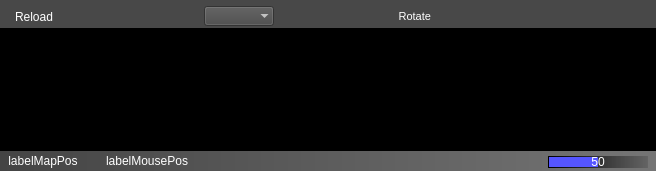
Before: the Qt Designer form ground/src/plugins/opmap/opmap_widget.ui in openpilot/OpenPilot, drawn with Qt 5.
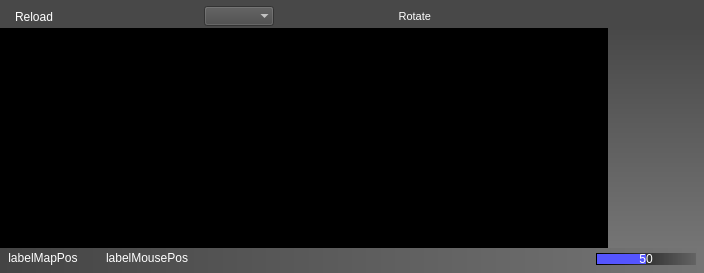
After: the same form once the commit is applied. Icons and pictures are not drawn.

Commit message: Added (currently) non-functioning user buttons to the new map plug-in. Still experimenting with user control methods/layouts.

Diff of the .ui file:
```diff
--- a/ground/src/plugins/opmap/opmap_widget.ui
+++ b/ground/src/plugins/opmap/opmap_widget.ui
@@ -6,8 +6,8 @@
    <rect>
     <x>0</x>
     <y>0</y>
-    <width>656</width>
-    <height>171</height>
+    <width>704</width>
+    <height>273</height>
    </rect>
   </property>
   <property name="sizePolicy">
@@ -410,6 +410,115 @@
             </property>
            </spacer>
           </item>
+          <item>
+           <widget class="QToolButton" name="toolButtonMapHome">
+            <property name="toolTip">
+             <string>Center map over home position</string>
+            </property>
+            <property name="styleSheet">
+             <string notr="true">background-color: rgba(255, 255, 255, 0);
+color: rgb(255, 255, 255);</string>
+            </property>
+            <property name="text">
+             <string/>
+            </property>
+            <property name="icon">
+             <iconset resource="opmap.qrc">
+              <normaloff>:/opmap/images/gcs.png</normaloff>:/opmap/images/gcs.png</iconset>
+            </property>
+            <property name="iconSize">
+             <size>
+              <width>16</width>
+              <height>16</height>
+             </size>
+            </property>
+            <property name="autoRepeat">
+             <bool>true</bool>
+            </property>
+            <property name="autoRaise">
+             <bool>true</bool>
+            </property>
+           </widget>
+          </item>
+          <item>
+           <widget class="QToolButton" name="toolButtonMapUAV">
+            <property name="toolTip">
+             <string>Center map over UAV position</string>
+            </property>
+            <property name="styleSheet">
+             <string notr="true">background-color: rgba(255, 255, 255, 0);
+color: rgb(255, 255, 255);</string>
+            </property>
+            <property name="text">
+             <string/>
+            </property>
+            <property name="icon">
+             <iconset resource="opmap.qrc">
+              <normaloff>:/opmap/images/uav.png</normaloff>:/opmap/images/uav.png</iconset>
+            </property>
+            <property name="iconSize">
+             <size>
+              <width>16</width>
+              <height>16</height>
+             </size>
+            </property>
+            <property name="checkable">
+             <bool>true</bool>
+            </property>
+            <property name="autoRepeat">
+             <bool>true</bool>
+            </property>
+            <property name="autoRaise">
+             <bool>true</bool>
+            </property>
+           </widget>
+          </item>
+          <item>
+           <spacer name="horizontalSpacer_8">
+            <property name="orientation">
+             <enum>Qt::Horizontal</enum>
+            </property>
+            <property name="sizeType">
+             <enum>QSizePolicy::Fixed</enum>
+            </property>
+            <property name="sizeHint" stdset="0">
+             <size>
+              <width>20</width>
+              <height>20</height>
+             </size>
+            </property>
+           </spacer>
+          </item>
+          <item>
+           <widget class="QToolButton" name="toolButtonAddWaypoint">
+            <property name="toolTip">
+             <string>Add a waypoint</string>
+            </property>
+            <property name="styleSheet">
+             <string notr="true">background-color: rgba(255, 255, 255, 0);
+color: rgb(255, 255, 255);</string>
+            </property>
+            <property name="text">
+             <string/>
+            </property>
+            <property name="icon">
+             <iconset resource="opmap.qrc">
+              <normaloff>:/opmap/images/waypoint.png</normaloff>:/opmap/images/waypoint.png</iconset>
+            </property>
+            <property name="iconSize">
+             <size>
+              <width>16</width>
+              <height>16</height>
+             </size>
+            </property>
+            <property name="autoRepeat">
+             <bool>true</bool>
+            </property>
+            <property name="autoRaise">
+             <bool>true</bool>
+            </property>
+           </widget>
+          </item>
           <item>
            <spacer name="horizontalSpacer_2">
             <property name="orientation">
@@ -431,20 +540,183 @@
     </layout>
    </item>
    <item>
-    <widget class="QWidget" name="mapWidget" native="true">
-     <property name="sizePolicy">
-      <sizepolicy hsizetype="Expanding" vsizetype="Expanding">
-       <horstretch>0</horstretch>
-       <verstretch>0</verstretch>
-      </sizepolicy>
+    <layout class="QHBoxLayout" name="horizontalLayout_3">
+     <property name="spacing">
+      <number>0</number>
      </property>
-     <property name="mouseTracking">
-      <bool>false</bool>
-     </property>
-     <property name="styleSheet">
-      <string notr="true">background-color: rgb(0, 0, 0);</string>
-     </property>
-    </widget>
+     <item>
+      <widget class="QWidget" name="mapWidget" native="true">
+       <property name="sizePolicy">
+        <sizepolicy hsizetype="Expanding" vsizetype="Expanding">
+         <horstretch>0</horstretch>
+         <verstretch>0</verstretch>
+        </sizepolicy>
+       </property>
+       <property name="mouseTracking">
+        <bool>false</bool>
+       </property>
+       <property name="styleSheet">
+        <string notr="true">background-color: rgb(0, 0, 0);</string>
+       </property>
+       <zorder>widgetFlightControls</zorder>
+      </widget>
+     </item>
+     <item>
+      <widget class="QWidget" name="widgetFlightControls" native="true">
+       <property name="sizePolicy">
+        <sizepolicy hsizetype="Minimum" vsizetype="MinimumExpanding">
+         <horstretch>0</horstretch>
+         <verstretch>0</verstretch>
+        </sizepolicy>
+       </property>
+       <property name="minimumSize">
+        <size>
+         <width>0</width>
+         <height>50</height>
+        </size>
+       </property>
+       <property name="maximumSize">
+        <size>
+         <width>16777215</width>
+         <height>16777215</height>
+        </size>
+       </property>
+       <property name="mouseTracking">
+        <bool>false</bool>
+       </property>
+       <property name="styleSheet">
+        <string notr="true">background-color: qlineargradient(spread:pad, x1:0, y1:0, x2:0, y2:1, stop:0 rgba(72, 72, 72, 255), stop:1 rgba(117, 117, 117, 255));</string>
+       </property>
+       <layout class="QVBoxLayout" name="verticalLayout_4">
+        <property name="margin">
+         <number>0</number>
+        </property>
+        <item>
+         <widget class="QToolButton" name="toolButtonFlightControlsShowHide">
+          <property name="sizePolicy">
+           <sizepolicy hsizetype="Fixed" vsizetype="Fixed">
+            <horstretch>0</horstretch>
+            <verstretch>0</verstretch>
+           </sizepolicy>
+          </property>
+          <property name="toolTip">
+           <string>Show/Hide Flight Controls</string>
+          </property>
+          <property name="styleSheet">
+           <string notr="true">background-color: rgba(255, 255, 255, 0);</string>
+          </property>
+          <property name="text">
+           <string/>
+          </property>
+          <property name="icon">
+           <iconset resource="../coreplugin/core.qrc">
+            <normaloff>:/core/images/next.png</normaloff>:/core/images/next.png</iconset>
+          </property>
+          <property name="autoRaise">
+           <bool>true</bool>
+          </property>
+         </widget>
+        </item>
+        <item>
+         <widget class="QWidget" name="widgetFlightControlButtons" native="true">
+          <property name="sizePolicy">
+           <sizepolicy hsizetype="Minimum" vsizetype="Preferred">
+            <horstretch>0</horstretch>
+            <verstretch>0</verstretch>
+           </sizepolicy>
+          </property>
+          <property name="styleSheet">
+           <string notr="true">background-color: rgba(255, 255, 255, 0);</string>
+          </property>
+          <layout class="QVBoxLayout" name="verticalLayout_2">
+           <item>
+            <widget class="QToolButton" name="toolButtonHome">
+             <property name="toolTip">
+              <string>UAV go home</string>
+             </property>
+             <property name="styleSheet">
+              <string notr="true">background-color: rgba(255, 255, 255, 0);
+color: rgb(255, 255, 255);</string>
+             </property>
+             <property name="text">
+              <string/>
+             </property>
+             <property name="icon">
+              <iconset resource="opmap.qrc">
+               <normaloff>:/opmap/images/home.png</normaloff>:/opmap/images/home.png</iconset>
+             </property>
+             <property name="iconSize">
+              <size>
+               <width>70</width>
+               <height>70</height>
+              </size>
+             </property>
+             <property name="autoRaise">
+              <bool>true</bool>
+             </property>
+            </widget>
+           </item>
+           <item>
+            <widget class="QToolButton" name="toolButtonPause">
+             <property name="toolTip">
+              <string>UAV hover</string>
+             </property>
+             <property name="styleSheet">
+              <string notr="true">background-color: rgba(255, 255, 255, 0);
+color: rgb(255, 255, 255);</string>
+             </property>
+             <property name="text">
+              <string/>
+             </property>
+             <property name="icon">
+              <iconset resource="opmap.qrc">
+               <normaloff>:/opmap/images/pause.png</normaloff>:/opmap/images/pause.png</iconset>
+             </property>
+             <property name="iconSize">
+              <size>
+               <width>70</width>
+               <height>70</height>
+              </size>
+             </property>
+             <property name="autoRaise">
+              <bool>true</bool>
+             </property>
+            </widget>
+           </item>
+           <item>
+            <widget class="QToolButton" name="toolButtonGo">
+             <property name="toolTip">
+              <string>UAV go!</string>
+             </property>
+             <property name="styleSheet">
+              <string notr="true">background-color: rgba(255, 255, 255, 0);
+color: rgb(255, 255, 255);</string>
+             </property>
+             <property name="text">
+              <string/>
+             </property>
+             <property name="icon">
+              <iconset resource="opmap.qrc">
+               <normaloff>:/opmap/images/go.png</normaloff>:/opmap/images/go.png</iconset>
+             </property>
+             <property name="iconSize">
+              <size>
+               <width>70</width>
+               <height>70</height>
+              </size>
+             </property>
+             <property name="autoRaise">
+              <bool>true</bool>
+             </property>
+            </widget>
+           </item>
+          </layout>
+         </widget>
+        </item>
+       </layout>
+      </widget>
+     </item>
+    </layout>
    </item>
    <item>
     <layout class="QHBoxLayout" name="layoutWidget_5">
@@ -484,9 +756,18 @@
         <property name="spacing">
          <number>0</number>
         </property>
-        <property name="margin">
+        <property name="leftMargin">
          <number>0</number>
         </property>
+        <property name="topMargin">
+         <number>0</number>
+        </property>
+        <property name="rightMargin">
+         <number>0</number>
+        </property>
+        <property name="bottomMargin">
+         <number>5</number>
+        </property>
         <item>
          <layout class="QHBoxLayout" name="layoutWidget_3">
           <property name="spacing">
```
Left out of the diff: 1 changed line with no effect on the pictures. The commit also changes 21 other files.
